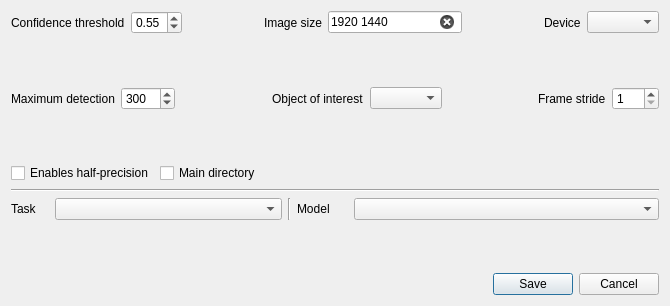
First picture: the form in ui/ModelParameters.ui, repository stangandaho/declas, before the edit.
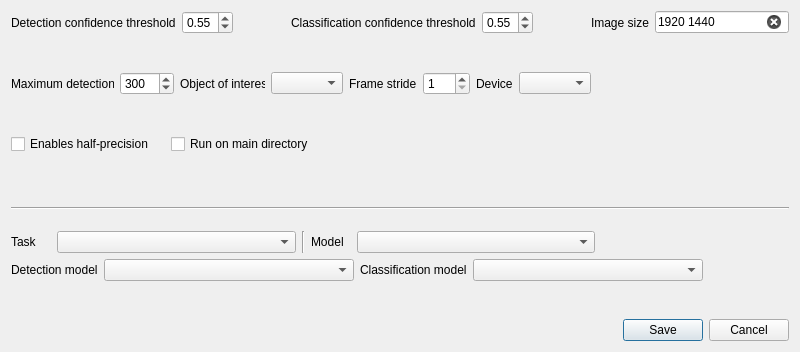
Second picture: the form after the edit.

The edit to the form file:
```diff
--- a/ui/ModelParameters.ui
+++ b/ui/ModelParameters.ui
@@ -9,20 +9,20 @@
    <rect>
     <x>0</x>
     <y>0</y>
-    <width>670</width>
-    <height>306</height>
+    <width>800</width>
+    <height>352</height>
    </rect>
   </property>
   <property name="minimumSize">
    <size>
-    <width>500</width>
-    <height>220</height>
+    <width>800</width>
+    <height>352</height>
    </size>
   </property>
   <property name="maximumSize">
    <size>
-    <width>670</width>
-    <height>400</height>
+    <width>1200</width>
+    <height>600</height>
    </size>
   </property>
   <property name="windowTitle">
@@ -32,19 +32,17 @@
    <bool>false</bool>
   </property>
   <layout class="QGridLayout" name="gridLayout">
-   <item row="0" column="0">
-    <layout class="QVBoxLayout" name="verticalLayout">
+   <item row="0" column="0" colspan="3">
+    <layout class="QHBoxLayout" name="horizontalLayout_13">
      <item>
-      <layout class="QHBoxLayout" name="horizontalLayout_7">
-       <item>
-        <layout class="QHBoxLayout" name="horizontalLayout_4">
+      <layout class="QHBoxLayout" name="horizontalLayout_4" stretch="8,2">
          <item>
           <widget class="QLabel" name="label">
            <property name="toolTip">
             <string>&lt;html&gt;&lt;head/&gt;&lt;body&gt;&lt;p&gt;&lt;span style=&quot; font-family:'Roboto','-apple-system','BlinkMacSystemFont','Helvetica','Arial','sans-serif'; color:#000000; background-color:rgba(240,241,244,0.031373);&quot;&gt;Objects detected with confidence below this threshold will be disregarded&lt;/span&gt;&lt;/p&gt;&lt;/body&gt;&lt;/html&gt;</string>
            </property>
            <property name="text">
-            <string>Confidence threshold</string>
+          <string>Detection confidence threshold</string>
            </property>
           </widget>
          </item>
@@ -73,13 +71,62 @@
         </layout>
        </item>
        <item>
-        <spacer name="horizontalSpacer_2">
+      <spacer name="horizontalSpacer_8">
          <property name="orientation">
           <enum>Qt::Horizontal</enum>
          </property>
          <property name="sizeHint" stdset="0">
           <size>
-           <width>28</width>
+         <width>18</width>
+         <height>20</height>
+        </size>
+       </property>
+      </spacer>
+     </item>
+     <item>
+      <layout class="QHBoxLayout" name="horizontalLayout_14" stretch="8,2">
+       <item>
+        <widget class="QLabel" name="label_3">
+         <property name="toolTip">
+          <string>&lt;html&gt;&lt;head/&gt;&lt;body&gt;&lt;p&gt;&lt;span style=&quot; font-family:'Roboto','-apple-system','BlinkMacSystemFont','Helvetica','Arial','sans-serif'; color:#000000; background-color:rgba(240,241,244,0.031373);&quot;&gt;Objects detected with confidence below this threshold will be disregarded&lt;/span&gt;&lt;/p&gt;&lt;/body&gt;&lt;/html&gt;</string>
+         </property>
+         <property name="text">
+          <string>Classification confidence threshold</string>
+         </property>
+        </widget>
+       </item>
+       <item>
+        <widget class="QDoubleSpinBox" name="yolo_clf_conf">
+         <property name="toolTip">
+          <string>&lt;html&gt;&lt;head/&gt;&lt;body&gt;&lt;p&gt;&lt;span style=&quot; font-family:'Roboto','-apple-system','BlinkMacSystemFont','Helvetica','Arial','sans-serif'; color:#000000; background-color:rgba(240,241,244,0.031373);&quot;&gt;Objects detected with confidence below this threshold will be disregarded&lt;/span&gt;&lt;/p&gt;&lt;/body&gt;&lt;/html&gt;</string>
+         </property>
+         <property name="minimum">
+          <double>0.010000000000000</double>
+         </property>
+         <property name="maximum">
+          <double>1.000000000000000</double>
+         </property>
+         <property name="singleStep">
+          <double>0.010000000000000</double>
+         </property>
+         <property name="stepType">
+          <enum>QAbstractSpinBox::DefaultStepType</enum>
+         </property>
+         <property name="value">
+          <double>0.550000000000000</double>
+         </property>
+        </widget>
+       </item>
+      </layout>
+     </item>
+     <item>
+      <spacer name="horizontalSpacer_9">
+       <property name="orientation">
+        <enum>Qt::Horizontal</enum>
+       </property>
+       <property name="sizeHint" stdset="0">
+        <size>
+         <width>18</width>
            <height>20</height>
           </size>
          </property>
@@ -109,36 +156,9 @@
          </item>
         </layout>
        </item>
-       <item>
-        <spacer name="horizontalSpacer_3">
-         <property name="orientation">
-          <enum>Qt::Horizontal</enum>
-         </property>
-         <property name="sizeHint" stdset="0">
-          <size>
-           <width>18</width>
-           <height>20</height>
-          </size>
-         </property>
-        </spacer>
-       </item>
-       <item>
-        <layout class="QHBoxLayout" name="horizontalLayout_6">
-         <item>
-          <widget class="QLabel" name="device">
-           <property name="text">
-            <string>Device</string>
-           </property>
-          </widget>
-         </item>
-         <item>
-          <widget class="QComboBox" name="yolo_device"/>
-         </item>
-        </layout>
-       </item>
-      </layout>
-     </item>
-     <item>
+    </layout>
+   </item>
+   <item row="1" column="1">
       <spacer name="verticalSpacer_4">
        <property name="orientation">
         <enum>Qt::Vertical</enum>
@@ -146,12 +166,12 @@
        <property name="sizeHint" stdset="0">
         <size>
          <width>20</width>
-         <height>18</height>
+       <height>28</height>
         </size>
        </property>
       </spacer>
      </item>
-     <item>
+   <item row="2" column="0" colspan="2">
       <layout class="QHBoxLayout" name="horizontalLayout_8">
        <item>
         <layout class="QHBoxLayout" name="horizontalLayout">
@@ -190,7 +210,7 @@
          </property>
          <property name="sizeHint" stdset="0">
           <size>
-           <width>18</width>
+         <width>13</width>
            <height>20</height>
           </size>
          </property>
@@ -220,7 +240,7 @@
          </property>
          <property name="sizeHint" stdset="0">
           <size>
-           <width>18</width>
+         <width>13</width>
            <height>20</height>
           </size>
          </property>
@@ -253,9 +273,36 @@
          </item>
         </layout>
        </item>
-      </layout>
+     <item>
+      <spacer name="horizontalSpacer_7">
+       <property name="orientation">
+        <enum>Qt::Horizontal</enum>
+       </property>
+       <property name="sizeHint" stdset="0">
+        <size>
+         <width>13</width>
+         <height>20</height>
+        </size>
+       </property>
+      </spacer>
      </item>
      <item>
+      <layout class="QHBoxLayout" name="horizontalLayout_6">
+       <item>
+        <widget class="QLabel" name="device">
+         <property name="text">
+          <string>Device</string>
+         </property>
+        </widget>
+       </item>
+       <item>
+        <widget class="QComboBox" name="yolo_device"/>
+       </item>
+      </layout>
+     </item>
+    </layout>
+   </item>
+   <item row="3" column="1">
       <spacer name="verticalSpacer_3">
        <property name="orientation">
         <enum>Qt::Vertical</enum>
@@ -263,12 +310,12 @@
        <property name="sizeHint" stdset="0">
         <size>
          <width>20</width>
-         <height>10</height>
+       <height>28</height>
         </size>
        </property>
       </spacer>
      </item>
-     <item>
+   <item row="4" column="0" colspan="3">
       <layout class="QHBoxLayout" name="horizontalLayout_9" stretch="2,2,6">
        <item>
         <widget class="QCheckBox" name="yolo_half">
@@ -280,7 +327,7 @@
        <item>
         <widget class="QCheckBox" name="run_on_main_dir">
          <property name="text">
-          <string>Main directory</string>
+        <string>Run on main directory</string>
          </property>
         </widget>
        </item>
@@ -299,15 +346,43 @@
        </item>
       </layout>
      </item>
-     <item>
+   <item row="5" column="1">
+    <spacer name="verticalSpacer_2">
+     <property name="orientation">
+      <enum>Qt::Vertical</enum>
+     </property>
+     <property name="sizeHint" stdset="0">
+      <size>
+       <width>20</width>
+       <height>28</height>
+      </size>
+     </property>
+    </spacer>
+   </item>
+   <item row="6" column="0" rowspan="2" colspan="3">
       <widget class="Line" name="line">
        <property name="orientation">
         <enum>Qt::Horizontal</enum>
        </property>
       </widget>
      </item>
+   <item row="7" column="1">
+    <spacer name="verticalSpacer_5">
+     <property name="orientation">
+      <enum>Qt::Vertical</enum>
+     </property>
+     <property name="sizeHint" stdset="0">
+      <size>
+       <width>20</width>
+       <height>26</height>
+      </size>
+     </property>
+    </spacer>
+   </item>
+   <item row="8" column="0" colspan="3">
+    <layout class="QHBoxLayout" name="horizontalLayout_18" stretch="6,2">
      <item>
-      <layout class="QHBoxLayout" name="horizontalLayout_13" stretch="3,1,4">
+      <layout class="QHBoxLayout" name="horizontalLayout_16">
        <item>
         <layout class="QHBoxLayout" name="horizontalLayout_10" stretch="1,6">
          <item>
@@ -354,6 +429,66 @@
       </layout>
      </item>
      <item>
+      <spacer name="horizontalSpacer_2">
+       <property name="orientation">
+        <enum>Qt::Horizontal</enum>
+       </property>
+       <property name="sizeHint" stdset="0">
+        <size>
+         <width>178</width>
+         <height>20</height>
+        </size>
+       </property>
+      </spacer>
+     </item>
+    </layout>
+   </item>
+   <item row="9" column="0" colspan="3">
+    <layout class="QHBoxLayout" name="horizontalLayout_17" stretch="4,4,1">
+     <item>
+      <layout class="QHBoxLayout" name="horizontalLayout_7" stretch="2,8">
+       <item>
+        <widget class="QLabel" name="label_4">
+         <property name="text">
+          <string>Detection model</string>
+         </property>
+        </widget>
+       </item>
+       <item>
+        <widget class="QComboBox" name="select_det_model"/>
+       </item>
+      </layout>
+     </item>
+     <item>
+      <layout class="QHBoxLayout" name="horizontalLayout_15" stretch="2,8">
+       <item>
+        <widget class="QLabel" name="clf_model_label">
+         <property name="text">
+          <string>Classification model</string>
+         </property>
+        </widget>
+       </item>
+       <item>
+        <widget class="QComboBox" name="select_clf_model"/>
+       </item>
+      </layout>
+     </item>
+     <item>
+      <spacer name="horizontalSpacer_3">
+       <property name="orientation">
+        <enum>Qt::Horizontal</enum>
+       </property>
+       <property name="sizeHint" stdset="0">
+        <size>
+         <width>28</width>
+         <height>20</height>
+        </size>
+       </property>
+      </spacer>
+     </item>
+    </layout>
+   </item>
+   <item row="10" column="2">
       <spacer name="verticalSpacer">
        <property name="orientation">
         <enum>Qt::Vertical</enum>
@@ -361,13 +496,13 @@
        <property name="sizeHint" stdset="0">
         <size>
          <width>20</width>
-         <height>40</height>
+       <height>28</height>
         </size>
        </property>
       </spacer>
      </item>
-     <item>
-      <layout class="QHBoxLayout" name="horizontalLayout_12" stretch="8,2">
+   <item row="11" column="0" colspan="3">
+    <layout class="QHBoxLayout" name="horizontalLayout_12">
        <item>
         <spacer name="horizontalSpacer_6">
          <property name="orientation">
@@ -375,7 +510,7 @@
          </property>
          <property name="sizeHint" stdset="0">
           <size>
-           <width>418</width>
+         <width>608</width>
            <height>20</height>
           </size>
          </property>
@@ -393,8 +528,6 @@
           <bool>false</bool>
          </property>
         </widget>
-       </item>
-      </layout>
      </item>
     </layout>
    </item>
```
Lines whose indentation alone changed are shown as unchanged.
